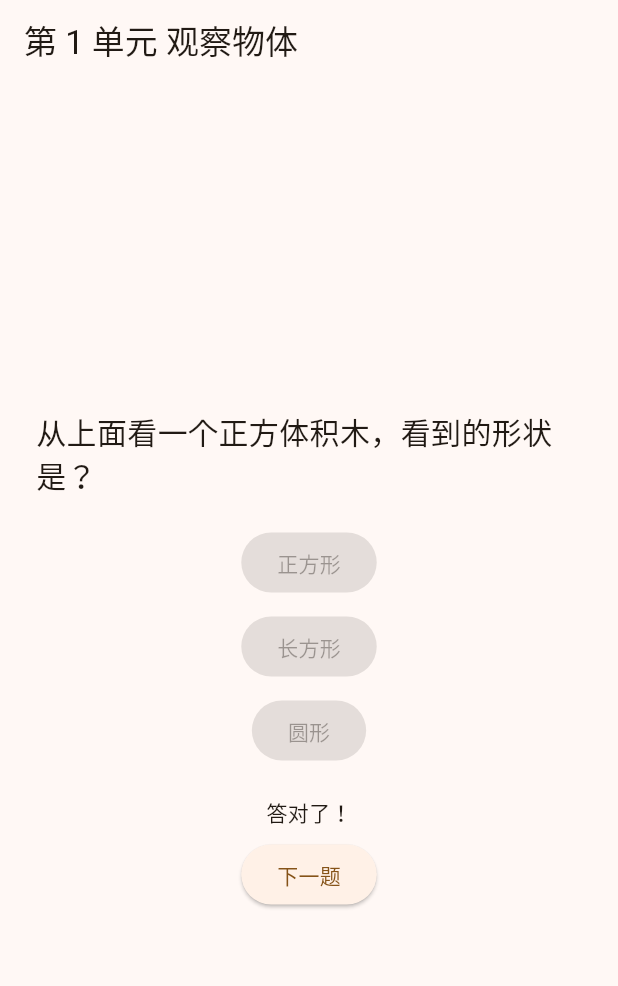
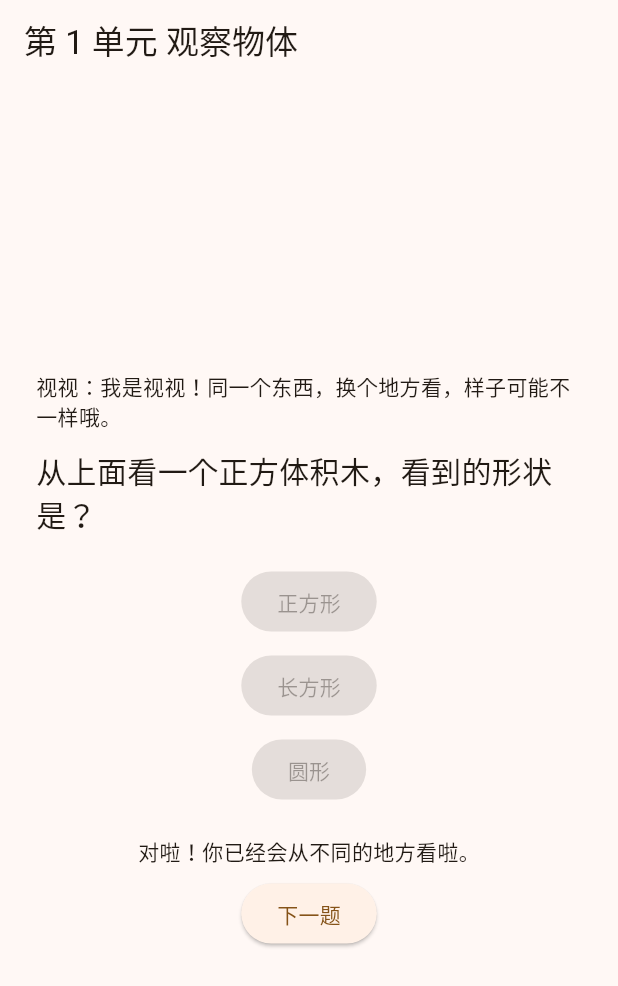
Before and after one commit to jidoraku-admin/lelexue, a Flutter app: the screen it shows after launch, after a tap on "正方形", on a phone screen of 412 x 824 dp. Shown: the top 986 px of the screen. Run offline on Flutter 3.47's test engine with Material 3 defaults, Android fonts, the phone set to English and light mode, and no system bars; our stand-ins replace audioplayers, flutter_svg, material_ui, shared_preferences.

Commit message:
feat(math): 第 1 单元接入向导「视视」台词（定稿，#3）
开场、答对、答错、通关四句台词按项目总监定稿执行。测试同步更新。

```diff
--- a/apps/math/lib/unit01/unit01_page.dart
+++ b/apps/math/lib/unit01/unit01_page.dart
@@ -20,7 +20,7 @@ class _Unit01PageState extends State<Unit01Page> {
   void _answer(Unit01Item item, String choice) {
     final correct = judgeChoice(item, choice);
     setState(() {
-      _feedback = correct ? '答对了！' : '再看看，换个角度想想。';
+      _feedback = correct ? '对啦！你已经会从不同的地方看啦。' : '别着急，换个角度再看一次。';
     });
   }
 
@@ -34,7 +34,7 @@ class _Unit01PageState extends State<Unit01Page> {
   @override
   Widget build(BuildContext context) {
     if (_index >= widget.items.length) {
-      return const Center(child: Text('第 1 单元完成！'));
+      return const Center(child: Text('这一单元你学会了从不同位置观察，下一站再见！'));
     }
     final item = widget.items[_index];
     return Padding(
@@ -42,6 +42,8 @@ class _Unit01PageState extends State<Unit01Page> {
       child: Column(
         mainAxisAlignment: MainAxisAlignment.center,
         children: [
+          const Text('视视：我是视视！同一个东西，换个地方看，样子可能不一样哦。', key: Key('guide-opening')),
+          const SizedBox(height: 12),
           Text(item.prompt, key: const Key('prompt'), style: const TextStyle(fontSize: 20)),
           const SizedBox(height: 16),
           for (final option in item.options)
```
Also changed, not shown: 1 other file.
